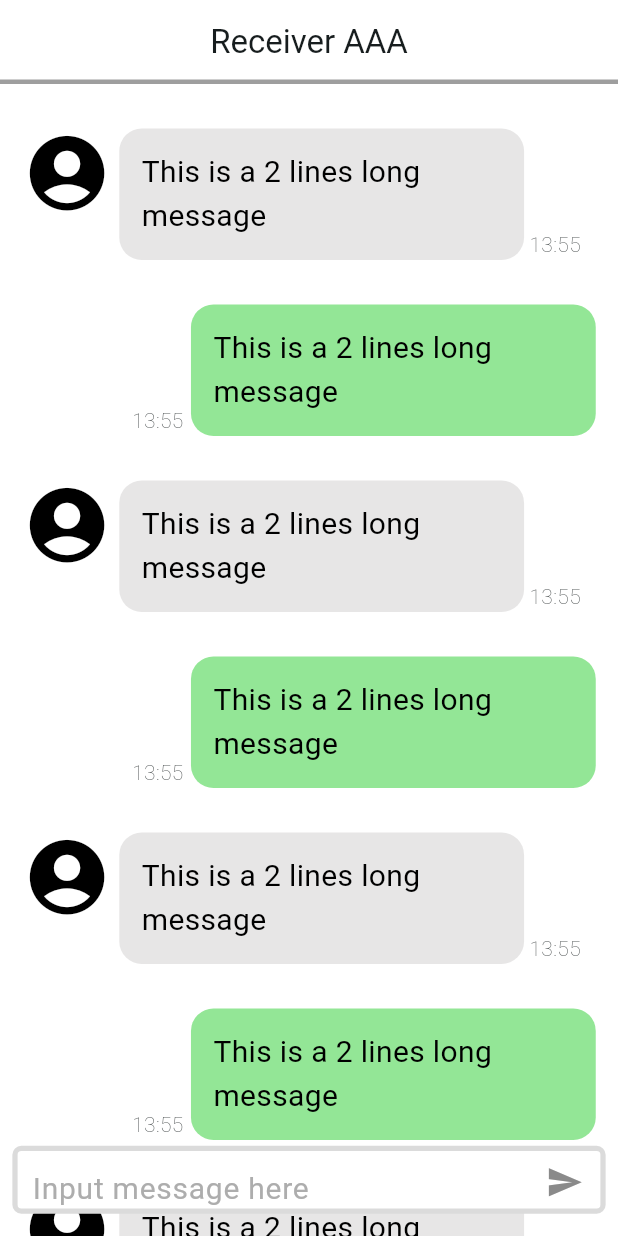
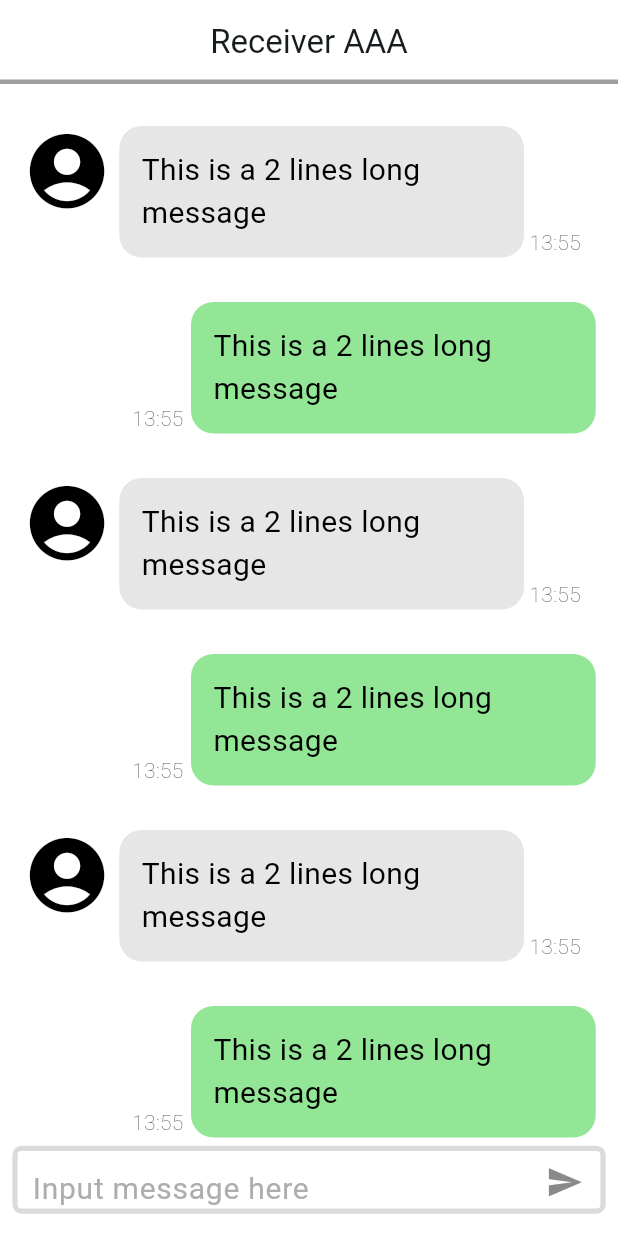
Before and after one commit to HOSHICHEN7267/ITS_chatbot, a Flutter app: the screen it shows after launch, on a phone screen of 412 x 824 dp. Run offline on Flutter 3.47's test engine with Material 3 defaults, Android fonts, the phone set to English and light mode, and no system bars.

Commit message:
Phase 3: Add white background for textfield / Fix the bottom listview problem

```diff
--- a/lib/pages/chat_page.dart
+++ b/lib/pages/chat_page.dart
@@ -46,7 +46,8 @@ class _ChatPageState extends State<ChatPage> {
           children: <Widget>[
             ListView.builder(
                 itemCount: 20,
-                padding: EdgeInsets.symmetric(vertical: screenWidth * 0.036),
+                padding: EdgeInsets.only(
+                    top: screenHeight * 0.016, bottom: screenHeight * 0.085),
                 physics: const BouncingScrollPhysics(),
                 itemBuilder: (BuildContext context, int index) {
                   return MessageBox(
@@ -54,6 +55,14 @@ class _ChatPageState extends State<ChatPage> {
                       message: messages[1],
                       time: "13:55");
                 }),
+            Align(
+              alignment: Alignment.bottomCenter,
+              child: Container(
+                width: screenWidth,
+                height: screenHeight * 0.07,
+                color: Theme.of(context).colorScheme.primary,
+              ),
+            ),
             Align(
               alignment: Alignment.bottomCenter,
               child: Padding(
```
